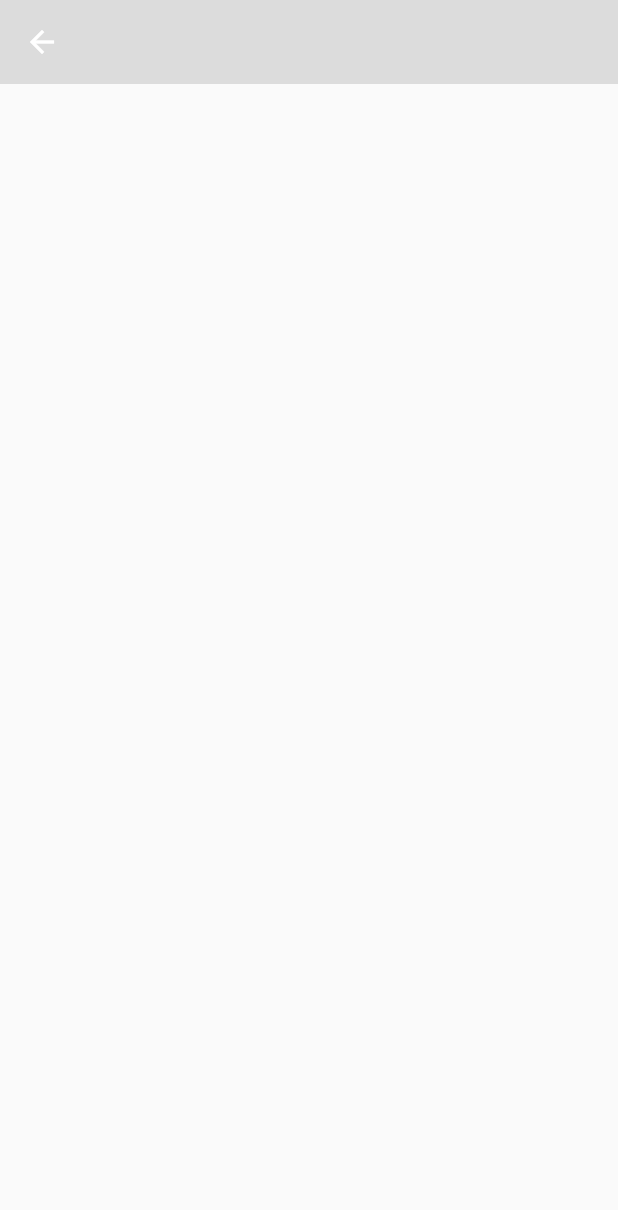
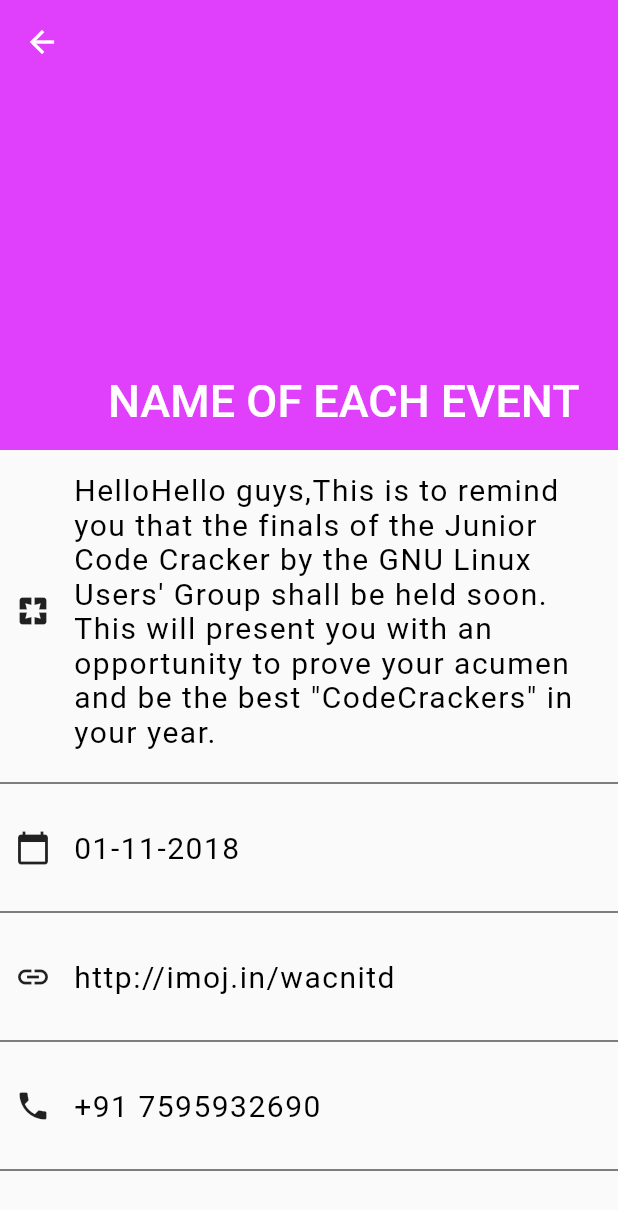
Before and after one commit to simran9928/Fest_App, a Flutter app: the Each_Event screen opened directly, on a phone screen of 412 x 824 dp. Shown: the top 1210 px of the screen. Run offline on Flutter 3.47's test engine with Material 2 defaults, Android fonts, the phone set to English and light mode, and no system bars; our stand-ins replace firebase_auth, firebase_storage, font_awesome_flutter, google_sign_in, image_picker; accounts and stored records are empty; Roboto replaces fonts that are missing (Rubik-Regular).

Commit message:
event_info_page

```diff
--- a/lib/events/event.dart
+++ b/lib/events/event.dart
@@ -14,12 +14,126 @@ class _Each_EventState extends State<Each_Event> {
         slivers: <Widget>[
           const SliverAppBar(
             pinned: true,
-            backgroundColor: Colors.black12
+            expandedHeight: 300.0,
+            backgroundColor: Colors.purpleAccent,
+            flexibleSpace: FlexibleSpaceBar(
+              title: Text('NAME OF EACH EVENT'),
+              ),
             ),
             SliverList(
               delegate: SliverChildListDelegate(
                 <Widget>[
-
+                  Container(
+                    padding: EdgeInsets.all(10),
+                    child: Row(
+                      children: <Widget>[
+                        Icon(Icons.pages),
+                        SizedBox(
+                          width: 10,
+                        ),
+                        Flexible(
+                        child: Container(
+                          padding: EdgeInsets.all(5),
+                            child:Text('HelloHello guys,This is to remind you that the finals of the Junior Code Cracker by the GNU Linux Users\' Group shall be held soon. This will present you with an opportunity to prove your acumen and be the best "CodeCrackers" in your year. ',                             //name of each event from backend
+                                style:TextStyle(
+                                  color: Colors.black,
+                                  fontSize: 20,
+                                  letterSpacing: 1.0,
+                                  fontFamily: "Rubik-Regular"
+                                ),
+                                softWrap: true,
+                              ),
+                        ),
+                        ),
+                      ],
+                    ),
+                  ),
+                  SizedBox(
+                  width: 600,
+                  child: Divider(
+                    color: Colors.black,
+                  ),
+                ),
+                Container(
+                  height: 70,
+                  padding: EdgeInsets.all(10),
+                  child: Row(
+                    children: <Widget>[
+                      Icon(Icons.calendar_today),
+                      SizedBox(
+                        width: 10,
+                      ),
+                      Container(
+                        padding: EdgeInsets.all(5),
+                      child:Text('01-11-2018',
+                      style: TextStyle(
+                        color: Colors.black,
+                                  fontSize: 20,
+                                  letterSpacing: 1.0,
+                                  fontFamily: "Rubik-Regular"
+                      ),),
+                      )
+                    ],
+                  ),
+                ),
+                SizedBox(
+                  width: 600,
+                  child: Divider(
+                    color: Colors.black,
+                  ),
+                ),
+                Container(
+                  height: 70,
+                  padding: EdgeInsets.all(10),
+                  child: Row(
+                    children: <Widget>[
+                      Icon(Icons.link),
+                      SizedBox(width: 10,),
+                      Container(
+                        padding: EdgeInsets.all(5),
+                        child: Text('http://imoj.in/wacnitd',
+                      style: TextStyle(
+                        color: Colors.black,
+                                  fontSize: 20,
+                                  letterSpacing: 1.0,
+                                  fontFamily: "Rubik-Regular"
+                      ),),
+                      )
+                    ],
+                  ),
+                ),
+                SizedBox(
+                  width: 600,
+                  child: Divider(
+                    color: Colors.black,
+                  ),
+                ),
+                Container(
+                  height: 70,
+                  padding: EdgeInsets.all(10),
+                  child: Row(
+                    children: <Widget>[
+                      Icon(Icons.phone),
+                      SizedBox(width: 10,),
+                      Container(
+                        padding: EdgeInsets.all(5),
+                        child: Text('+91 7595932690',
+                      style: TextStyle(
+                        color: Colors.black,
+                                  fontSize: 20,
+                                  letterSpacing: 1.0,
+                                  fontFamily: "Rubik-Regular"
+                      ),),
+                      )
+                    ],
+                  ),
+                ),
+                SizedBox(
+                  width: 600,
+                  child: Divider(
+                    color: Colors.black,
+                  ),
+                ),
               ],
             )
           ),
--- a/lib/events/event_list.dart
+++ b/lib/events/event_list.dart
@@ -1,5 +1,5 @@
 import 'package:flutter/material.dart';
-
+import 'event.dart';
 
 final double border_radius=8;
 
@@ -10,6 +10,14 @@ class Event_Details extends StatefulWidget {
 
 class _Event_DetailsState extends State<Event_Details> {
   @override
+
+
+void each_event(){
+  Navigator.push(context, MaterialPageRoute(builder: (context){return Each_Event();}));
+}
+
+
+
   Widget build(BuildContext context) {
     return Scaffold(
       body: CustomScrollView(
@@ -22,23 +30,22 @@ class _Event_DetailsState extends State<Event_Details> {
         title: Text('Type of Event'),
       ),
     ),
+
     SliverList(
       delegate: SliverChildListDelegate(
         <Widget>[
-          New_card(each_event,'name of each event', Colors.yellow[100], Image.asset('assets/g.jpeg')),
+          New_card(each_event,'NAME OF THE EVENT','22/12/2019', Colors.pink[100], Image.asset('assets/bg.jpg',fit: BoxFit.fill,),),
           SizedBox(
             height: 15.0,
           ),
-          New_card(each_event,'name of each event', Colors.yellow[100], Image.asset('assets/g.jpeg')),
+          New_card(each_event,'name of each event','22/12/2019', Colors.pink[100], Image.asset('assets/bg.jpg',fit: BoxFit.fill,),),
           SizedBox(
             height: 15.0,
           ),
-          New_card(each_event,'name of each event', Colors.yellow[100], Image.asset('assets/g.jpeg')),
+          New_card(each_event,'name of each event','22/12/2019', Colors.yellow[100], Image.asset('assets/bg.jpg',fit: BoxFit.fill,),),
           SizedBox(
             height: 15.0,
           ),
-
-
         ]
         ),
       )
@@ -48,13 +55,16 @@ class _Event_DetailsState extends State<Event_Details> {
   }
 }
 
-void each_event(){}
 
-New_card(Function each_event, String name_of_event, Color text_field_color, Image image_event)
+
+New_card(Function each_event, String name_of_event,String date_of_event, Color text_field_color, Image image_of_event)
 {
   return
             Column(
               children: <Widget>[
+                SizedBox(
+                  height: 10,
+                ),
                 FlatButton(
                   onPressed: (){
                     each_event();
@@ -66,23 +76,16 @@ New_card(Function each_event, String name_of_event, Color text_field_color, Imag
                         borderRadius: BorderRadius.circular(border_radius)
                       ),
                       child:Align(
-                child: Column(
-                  children: <Widget>[
-                    Container(
+                        child: Container(
+                          height: 250,
                           padding: EdgeInsets.all(10),
-                      height: 200,
-                      child:image_event,
+                          child: image_of_event,
                           alignment: Alignment.topCenter,
                         ),
-                Container(
-                  alignment: Alignment.center,
-                  height: 30.0,
-                )
-                  ]
                      ),
                     ),
-                ),),),
-
+                  ),
+                ),
 
                 SizedBox(
                   height: 0.0000001,
@@ -106,28 +109,37 @@ New_card(Function each_event, String name_of_event, Color text_field_color, Imag
                         child: Column(
                           children: <Widget>[
                             Container(
+                              alignment: Alignment.topCenter,
                               padding: EdgeInsets.all(10),
-                      child: Text('$name_of_event',
+                              child: Column(
+                                children:<Widget>[
+                                  Text('$name_of_event',
                                     style:TextStyle(
                                       color: Colors.black,
                                       fontWeight: FontWeight.bold,
                                       fontSize: 20,
-                        letterSpacing: 1.4,
+                                      letterSpacing: 1.0,
                                       fontFamily: "Rubik-Regular"
                                     )
                                   ),
-                    alignment: Alignment.topCenter,
+                                  Text('$date_of_event',
+                                    style:TextStyle(
+                                      color: Colors.black,
+                                      fontSize: 15,
+                                      letterSpacing: 1.0,
+                                      fontFamily: "Rubik-Regular"
+                                    )
                                   ),
-                Container(
 
-                alignment: Alignment.center,
-                height:10,
+                                ]
                               )
+                            ),
                           ]
                         ),
                       ),
-                ),),),
-
+                    ),
+                  ),
+                ),
                 SizedBox(
                   width: 600,
                   child: Divider(
--- a/pubspec.yaml
+++ b/pubspec.yaml
@@ -27,6 +27,8 @@ flutter:
 
 assets:
   - assets/g.jpeg
+  - assets/bg.jpg
+  - assets/glug.png
 
 fonts:
      - family: BalooBhai-Regular
```
Also changed, not shown: lib/events/sections.dart (+30 -15 lines), assets/bg.jpg (added), assets/glug.png (added). Lines whose indentation alone changed are shown as unchanged.
